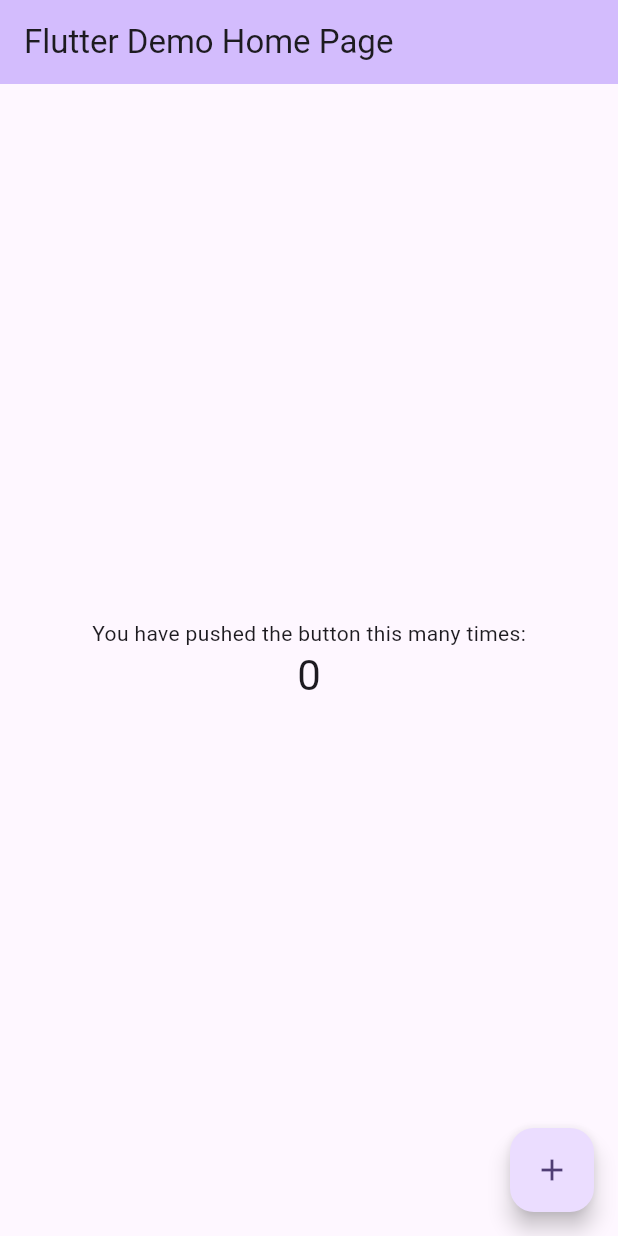
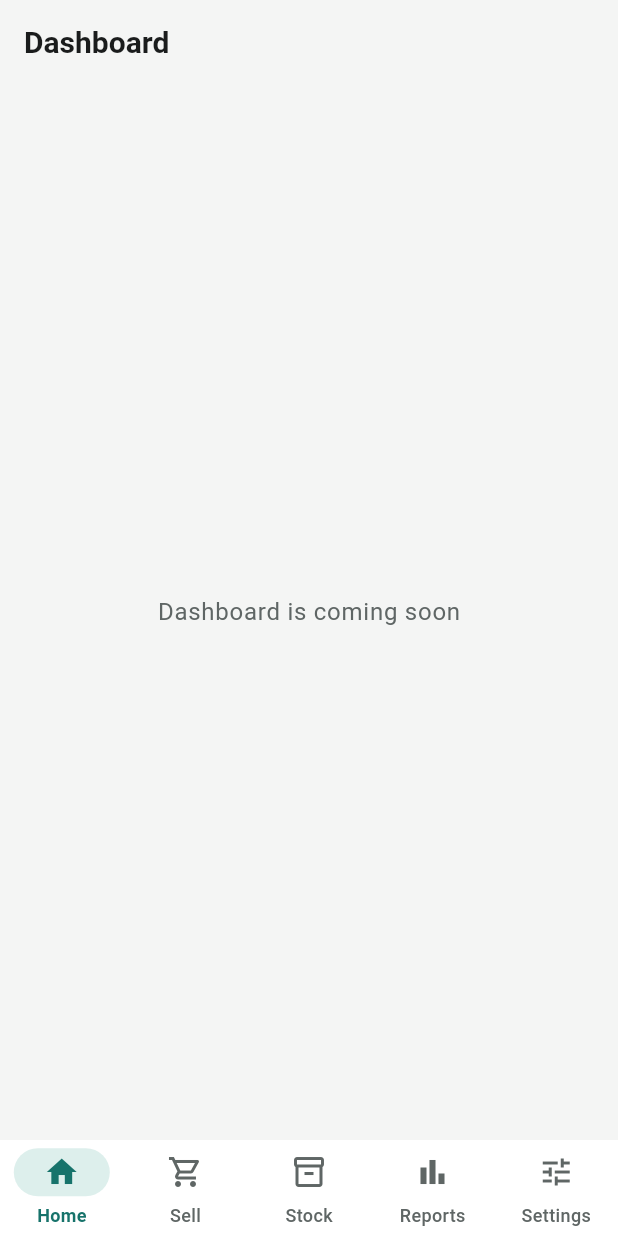
Before and after one commit to Bangnyfe/Mobile-App-Development_Front-end-Backend-Implementation_Cohort-4_Team-30, a Flutter app: the screen it shows after launch, on a phone screen of 412 x 824 dp. Run offline on Flutter 3.47's test engine with Material 3 defaults, Android fonts, the phone set to English and light mode, and no system bars; our stand-ins replace firebase_core, go_router; accounts and stored records are empty.

Commit message:
Add app shell with theme, router and 5-tab bottom nav
- Add Figma colour tokens and app theme (48dp buttons, themed inputs and cards)
- Add go_router with a stateful shell route so each tab keeps its own stack
- Add bottom navigation (Home, Sell, Stock, Reports, Settings)
- Add placeholder pages for each tab until feature pages are merged
- Replace default counter test with app shell widget tests

```diff
--- /dev/null
+++ b/lib/app.dart
@@ -0,0 +1,22 @@
+import 'package:flutter/material.dart';
+import 'package:go_router/go_router.dart';
+
+import 'core/theme/app_theme.dart';
+
+/// Root widget. The router is passed in so tests can build the app
+/// without Firebase and with a fresh navigation state.
+class PharmacyApp extends StatelessWidget {
+  const PharmacyApp({super.key, required this.router});
+
+  final GoRouter router;
+
+  @override
+  Widget build(BuildContext context) {
+    return MaterialApp.router(
+      title: 'Pharmacy Inventory & POS',
+      debugShowCheckedModeBanner: false,
+      theme: AppTheme.light(),
+      routerConfig: router,
+    );
+  }
+}
--- /dev/null
+++ b/lib/core/router/app_router.dart
@@ -0,0 +1,43 @@
+import 'package:go_router/go_router.dart';
+
+import '../widgets/app_shell.dart';
+import '../widgets/feature_placeholder_page.dart';
+import 'route_paths.dart';
+
+/// Creates the app's router.
+///
+/// The five tabs use a [StatefulShellRoute.indexedStack]: each tab keeps its
+/// own navigation stack, so switching tabs never loses where the user was
+/// and the system back button only pops within the current tab.
+///
+/// Feature owners: replace the [FeaturePlaceholderPage] in your branch with
+/// your real page, and add sub-routes (e.g. product details) under it.
+GoRouter createAppRouter() {
+  return GoRouter(
+    initialLocation: RoutePaths.home,
+    routes: [
+      StatefulShellRoute.indexedStack(
+        builder: (context, state, navigationShell) =>
+            AppShell(navigationShell: navigationShell),
+        branches: [
+          _tab(RoutePaths.home, 'Dashboard'),
+          _tab(RoutePaths.sell, 'Sell'),
+          _tab(RoutePaths.stock, 'Inventory'),
+          _tab(RoutePaths.reports, 'Reports'),
+          _tab(RoutePaths.settings, 'Settings'),
+        ],
+      ),
+    ],
+  );
+}
+
+StatefulShellBranch _tab(String path, String title) {
+  return StatefulShellBranch(
+    routes: [
+      GoRoute(
+        path: path,
+        builder: (context, state) => FeaturePlaceholderPage(title: title),
+      ),
+    ],
+  );
+}
--- /dev/null
+++ b/lib/core/router/route_paths.dart
@@ -0,0 +1,10 @@
+/// Every route path in the app, kept in one place so features never
+/// hard-code location strings.
+abstract final class RoutePaths {
+  // Bottom navigation tabs, in tab order.
+  static const home = '/home';
+  static const sell = '/sell';
+  static const stock = '/stock';
+  static const reports = '/reports';
+  static const settings = '/settings';
+}
--- /dev/null
+++ b/lib/core/theme/app_colors.dart
@@ -0,0 +1,32 @@
+import 'package:flutter/material.dart';
+
+/// Colour tokens taken from the Figma prototype.
+///
+/// Widgets should read colours from here (or from the theme) instead of
+/// hard-coding hex values, so a design change only touches this file.
+abstract final class AppColors {
+  // Brand
+  static const primary = Color(0xFF17736B);
+  static const onPrimary = Colors.white;
+  static const primaryContainer = Color(0xFFDDEFEC);
+  static const onPrimaryContainer = Color(0xFF0E4A45);
+
+  // Surfaces
+  static const background = Color(0xFFF4F5F4);
+  static const surface = Colors.white;
+  static const border = Color(0xFFE3E6E5);
+
+  // Text
+  static const textPrimary = Color(0xFF1A1C1C);
+  static const textSecondary = Color(0xFF5F6665);
+
+  // Status chips ("19 days", "In date", "Low stock", "Expired batch", ...)
+  static const warning = Color(0xFF8A5A00);
+  static const warningContainer = Color(0xFFFFF1CC);
+  static const success = Color(0xFF1E6B3F);
+  static const successContainer = Color(0xFFE2F3E8);
+  static const danger = Color(0xFFB3261E);
+  static const dangerContainer = Color(0xFFFCE8E6);
+  static const info = Color(0xFF2F5A9E);
+  static const infoContainer = Color(0xFFE3ECFA);
+}
--- /dev/null
+++ b/lib/core/theme/app_theme.dart
@@ -0,0 +1,124 @@
+import 'package:flutter/material.dart';
+
+import 'app_colors.dart';
+
+/// Builds the single light theme used by the whole app.
+abstract final class AppTheme {
+  static const _radius = 12.0;
+
+  static ThemeData light() {
+    final colorScheme = ColorScheme.fromSeed(seedColor: AppColors.primary)
+        .copyWith(
+          primary: AppColors.primary,
+          onPrimary: AppColors.onPrimary,
+          primaryContainer: AppColors.primaryContainer,
+          onPrimaryContainer: AppColors.onPrimaryContainer,
+          surface: AppColors.surface,
+          onSurface: AppColors.textPrimary,
+          onSurfaceVariant: AppColors.textSecondary,
+          outline: AppColors.border,
+          outlineVariant: AppColors.border,
+          error: AppColors.danger,
+        );
+
+    final roundedShape = RoundedRectangleBorder(
+      borderRadius: BorderRadius.circular(_radius),
+    );
+
+    return ThemeData(
+      useMaterial3: true,
+      colorScheme: colorScheme,
+      scaffoldBackgroundColor: AppColors.background,
+      appBarTheme: const AppBarTheme(
+        backgroundColor: AppColors.background,
+        foregroundColor: AppColors.textPrimary,
+        elevation: 0,
+        scrolledUnderElevation: 0,
+        centerTitle: false,
+        titleTextStyle: TextStyle(
+          color: AppColors.textPrimary,
+          fontSize: 20,
+          fontWeight: FontWeight.w700,
+        ),
+      ),
+      cardTheme: CardThemeData(
+        color: AppColors.surface,
+        elevation: 0,
+        margin: EdgeInsets.zero,
+        shape: roundedShape.copyWith(
+          side: const BorderSide(color: AppColors.border),
+        ),
+      ),
+      dividerTheme: const DividerThemeData(
+        color: AppColors.border,
+        thickness: 1,
+        space: 1,
+      ),
+      // 48dp minimum height keeps every button at the Material tap size.
+      filledButtonTheme: FilledButtonThemeData(
+        style: FilledButton.styleFrom(
+          minimumSize: const Size(64, 48),
+          shape: roundedShape,
+          textStyle: const TextStyle(fontSize: 15, fontWeight: FontWeight.w600),
+        ),
+      ),
+      outlinedButtonTheme: OutlinedButtonThemeData(
+        style: OutlinedButton.styleFrom(
+          minimumSize: const Size(64, 48),
+          shape: roundedShape,
+          side: const BorderSide(color: AppColors.primary),
+          textStyle: const TextStyle(fontSize: 15, fontWeight: FontWeight.w600),
+        ),
+      ),
+      inputDecorationTheme: InputDecorationTheme(
+        filled: true,
+        fillColor: AppColors.surface,
+        contentPadding: const EdgeInsets.symmetric(
+          horizontal: 14,
+          vertical: 14,
+        ),
+        border: OutlineInputBorder(
+          borderRadius: BorderRadius.circular(_radius),
+          borderSide: const BorderSide(color: AppColors.border),
+        ),
+        enabledBorder: OutlineInputBorder(
+          borderRadius: BorderRadius.circular(_radius),
+          borderSide: const BorderSide(color: AppColors.border),
+        ),
+        focusedBorder: OutlineInputBorder(
+          borderRadius: BorderRadius.circular(_radius),
+          borderSide: const BorderSide(color: AppColors.primary, width: 1.5),
+        ),
+      ),
+      snackBarTheme: const SnackBarThemeData(
+        behavior: SnackBarBehavior.floating,
+      ),
+      navigationBarTheme: NavigationBarThemeData(
+        backgroundColor: AppColors.surface,
+        surfaceTintColor: Colors.transparent,
+        elevation: 0,
+        height: 64,
+        indicatorColor: AppColors.primaryContainer,
+        labelTextStyle: WidgetStateProperty.resolveWith(
+          (states) => TextStyle(
+            fontSize: 12,
+            fontWeight: states.contains(WidgetState.selected)
+                ? FontWeight.w600
+                : FontWeight.w500,
+            color: states.contains(WidgetState.selected)
+                ? AppColors.primary
+                : AppColors.textSecondary,
+          ),
+        ),
+        iconTheme: WidgetStateProperty.resolveWith(
+          (states) => IconThemeData(
+            size: 24,
+            color: states.contains(WidgetState.selected)
+                ? AppColors.primary
+                : AppColors.textSecondary,
+          ),
+        ),
+      ),
+    );
+  }
+}
--- /dev/null
+++ b/lib/core/widgets/app_bottom_nav.dart
@@ -0,0 +1,56 @@
+import 'package:flutter/material.dart';
+
+import '../theme/app_colors.dart';
+
+/// The five-tab bottom navigation from the prototype:
+/// Home, Sell, Stock, Reports, Settings.
+class AppBottomNav extends StatelessWidget {
+  const AppBottomNav({
+    super.key,
+    required this.currentIndex,
+    required this.onTabSelected,
+  });
+
+  final int currentIndex;
+  final ValueChanged<int> onTabSelected;
+
+  @override
+  Widget build(BuildContext context) {
+    return DecoratedBox(
+      decoration: const BoxDecoration(
+        border: Border(top: BorderSide(color: AppColors.border)),
+      ),
+      child: NavigationBar(
+        selectedIndex: currentIndex,
+        onDestinationSelected: onTabSelected,
+        destinations: const [
+          NavigationDestination(
+            icon: Icon(Icons.home_outlined),
+            selectedIcon: Icon(Icons.home),
+            label: 'Home',
+          ),
+          NavigationDestination(
+            icon: Icon(Icons.shopping_cart_outlined),
+            selectedIcon: Icon(Icons.shopping_cart),
+            label: 'Sell',
+          ),
+          NavigationDestination(
+            icon: Icon(Icons.inventory_2_outlined),
+            selectedIcon: Icon(Icons.inventory_2),
+            label: 'Stock',
+          ),
+          NavigationDestination(
+            icon: Icon(Icons.bar_chart_outlined),
+            selectedIcon: Icon(Icons.bar_chart),
+            label: 'Reports',
+          ),
+          NavigationDestination(
+            icon: Icon(Icons.tune_outlined),
+            selectedIcon: Icon(Icons.tune),
+            label: 'Settings',
+          ),
+        ],
+      ),
+    );
+  }
+}
--- /dev/null
+++ b/lib/core/widgets/app_shell.dart
@@ -0,0 +1,26 @@
+import 'package:flutter/material.dart';
+import 'package:go_router/go_router.dart';
+
+import 'app_bottom_nav.dart';
+
+/// Scaffold that wraps every tab screen and shows the bottom navigation.
+class AppShell extends StatelessWidget {
+  const AppShell({super.key, required this.navigationShell});
+
+  final StatefulNavigationShell navigationShell;
+
+  @override
+  Widget build(BuildContext context) {
+    return Scaffold(
+      body: navigationShell,
+      bottomNavigationBar: AppBottomNav(
+        currentIndex: navigationShell.currentIndex,
+        // Tapping the tab you are already on returns it to its first screen.
+        onTabSelected: (index) => navigationShell.goBranch(
+          index,
+          initialLocation: index == navigationShell.currentIndex,
+        ),
+      ),
+    );
+  }
+}
--- /dev/null
+++ b/lib/core/widgets/feature_placeholder_page.dart
@@ -0,0 +1,22 @@
+import 'package:flutter/material.dart';
+
+/// Temporary screen shown for a tab until its owner's real page is merged.
+class FeaturePlaceholderPage extends StatelessWidget {
+  const FeaturePlaceholderPage({super.key, required this.title});
+
+  final String title;
+
+  @override
+  Widget build(BuildContext context) {
+    return Scaffold(
+      appBar: AppBar(title: Text(title)),
+      body: Center(
+        child: Text(
+          '$title is coming soon',
+          style: Theme.of(context).textTheme.bodyLarge
+              ?.copyWith(color: Theme.of(context).colorScheme.onSurfaceVariant),
+        ),
+      ),
+    );
+  }
+}
--- a/lib/main.dart
+++ b/lib/main.dart
@@ -1,129 +1,12 @@
 import 'package:firebase_core/firebase_core.dart';
 import 'package:flutter/material.dart';
 
+import 'app.dart';
+import 'core/router/app_router.dart';
 import 'firebase_options.dart';
 
 Future<void> main() async {
   WidgetsFlutterBinding.ensureInitialized();
-  await Firebase.initializeApp(
-    options: DefaultFirebaseOptions.currentPlatform,
-  );
-  runApp(const MyApp());
+  await Firebase.initializeApp(options: DefaultFirebaseOptions.currentPlatform);
+  runApp(PharmacyApp(router: createAppRouter()));
 }
-
-class MyApp extends StatelessWidget {
-  const MyApp({super.key});
-
-  // This widget is the root of your application.
-  @override
-  Widget build(BuildContext context) {
-    return MaterialApp(
-      title: 'Flutter Demo',
-      theme: ThemeData(
-        // This is the theme of your application.
-        //
-        // TRY THIS: Try running your application with "flutter run". You'll see
-        // the application has a purple toolbar. Then, without quitting the app,
-        // try changing the seedColor in the colorScheme below to Colors.green
-        // and then invoke "hot reload" (save your changes or press the "hot
-        // reload" button in a Flutter-supported IDE, or press "r" if you used
-        // the command line to start the app).
-        //
-        // Notice that the counter didn't reset back to zero; the application
-        // state is not lost during the reload. To reset the state, use hot
-        // restart instead.
-        //
-        // This works for code too, not just values: Most code changes can be
-        // tested with just a hot reload.
-        colorScheme: .fromSeed(seedColor: Colors.deepPurple),
-      ),
-      home: const MyHomePage(title: 'Flutter Demo Home Page'),
-    );
-  }
-}
-
-class MyHomePage extends StatefulWidget {
-  const MyHomePage({super.key, required this.title});
-
-  // This widget is the home page of your application. It is stateful, meaning
-  // that it has a State object (defined below) that contains fields that affect
-  // how it looks.
-
-  // This class is the configuration for the state. It holds the values (in this
-  // case the title) provided by the parent (in this case the App widget) and
-  // used by the build method of the State. Fields in a Widget subclass are
-  // always marked "final".
-
-  final String title;
-
-  @override
-  State<MyHomePage> createState() => _MyHomePageState();
-}
-
-class _MyHomePageState extends State<MyHomePage> {
-  int _counter = 0;
-
-  void _incrementCounter() {
-    setState(() {
-      // This call to setState tells the Flutter framework that something has
-      // changed in this State, which causes it to rerun the build method below
-      // so that the display can reflect the updated values. If we changed
-      // _counter without calling setState(), then the build method would not be
-      // called again, and so nothing would appear to happen.
-      _counter++;
-    });
-  }
-
-  @override
-  Widget build(BuildContext context) {
-    // This method is rerun every time setState is called, for instance as done
-    // by the _incrementCounter method above.
-    //
-    // The Flutter framework has been optimized to make rerunning build methods
-    // fast, so that you can just rebuild anything that needs updating rather
-    // than having to individually change instances of widgets.
-    return Scaffold(
-      appBar: AppBar(
-        // TRY THIS: Try changing the color here to a specific color (to
-        // Colors.amber, perhaps?) and trigger a hot reload to see the AppBar
-        // change color while the other colors stay the same.
-        backgroundColor: Theme.of(context).colorScheme.inversePrimary,
-        // Here we take the value from the MyHomePage object that was created by
-        // the App.build method, and use it to set our appbar title.
-        title: Text(widget.title),
-      ),
-      body: Center(
-        // Center is a layout widget. It takes a single child and positions it
-        // in the middle of the parent.
-        child: Column(
-          // Column is also a layout widget. It takes a list of children and
-          // arranges them vertically. By default, it sizes itself to fit its
-          // children horizontally, and tries to be as tall as its parent.
-          //
-          // Column has various properties to control how it sizes itself and
-          // how it positions its children. Here we use mainAxisAlignment to
-          // center the children vertically; the main axis here is the vertical
-          // axis because Columns are vertical (the cross axis would be
-          // horizontal).
-          //
-          // TRY THIS: Invoke "debug painting" (choose the "Toggle Debug Paint"
-          // action in the IDE, or press "p" in the console), to see the
-          // wireframe for each widget.
-          mainAxisAlignment: .center,
-          children: [
-            const Text('You have pushed the button this many times:'),
-            Text(
-              '$_counter',
-              style: Theme.of(context).textTheme.headlineMedium,
-            ),
-          ],
-        ),
-      ),
-      floatingActionButton: FloatingActionButton(
-        onPressed: _incrementCounter,
-        tooltip: 'Increment',
-        child: const Icon(Icons.add),
-      ),
-    );
-  }
-}
--- a/pubspec.yaml
+++ b/pubspec.yaml
@@ -35,6 +35,7 @@ dependencies:
   # Use with the CupertinoIcons class for iOS style icons.
   cupertino_icons: ^1.0.8
   firebase_core: ^5.1.0
+  go_router: ^18.1.4
 
 dev_dependencies:
   flutter_test:
```
Also changed, not shown: pubspec.lock, 2 other files.
